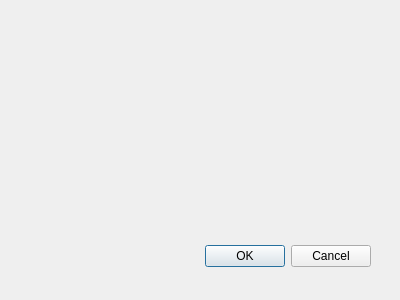
Before: the Qt Designer form ui/adddialog.ui in hidog/HiGit, drawn with Qt 5.
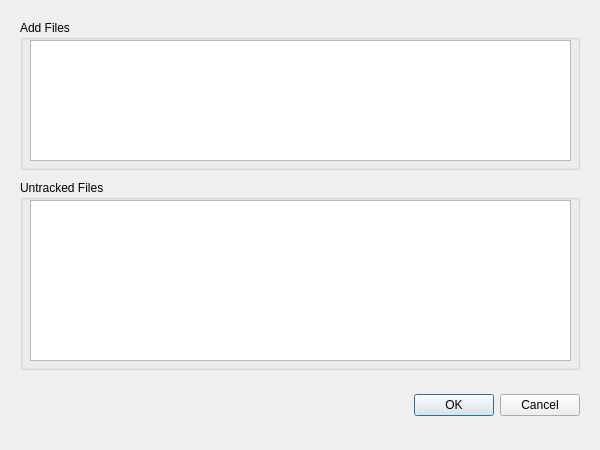
After: the same form once the commit is applied.

Patch:
```diff
--- a/ui/adddialog.ui
+++ b/ui/adddialog.ui
@@ -6,8 +6,8 @@
    <rect>
     <x>0</x>
     <y>0</y>
-    <width>400</width>
-    <height>300</height>
+    <width>600</width>
+    <height>450</height>
    </rect>
   </property>
   <property name="windowTitle">
@@ -19,10 +19,10 @@
   <widget class="QDialogButtonBox" name="buttonBox">
    <property name="geometry">
     <rect>
-     <x>30</x>
-     <y>240</y>
-     <width>341</width>
-     <height>32</height>
+     <x>240</x>
+     <y>390</y>
+     <width>340</width>
+     <height>30</height>
     </rect>
    </property>
    <property name="orientation">
@@ -32,6 +32,52 @@
     <set>QDialogButtonBox::Cancel|QDialogButtonBox::Ok</set>
    </property>
   </widget>
+  <widget class="QGroupBox" name="add_fileGBox">
+   <property name="geometry">
+    <rect>
+     <x>20</x>
+     <y>20</y>
+     <width>560</width>
+     <height>150</height>
+    </rect>
+   </property>
+   <property name="title">
+    <string>Add Files</string>
+   </property>
+   <widget class="QTableWidget" name="addTWidget">
+    <property name="geometry">
+     <rect>
+      <x>10</x>
+      <y>20</y>
+      <width>541</width>
+      <height>121</height>
+     </rect>
+    </property>
+   </widget>
+  </widget>
+  <widget class="QGroupBox" name="untrack_files_GBox">
+   <property name="geometry">
+    <rect>
+     <x>20</x>
+     <y>180</y>
+     <width>560</width>
+     <height>190</height>
+    </rect>
+   </property>
+   <property name="title">
+    <string>Untracked Files</string>
+   </property>
+   <widget class="QTableWidget" name="tableWidget_2">
+    <property name="geometry">
+     <rect>
+      <x>10</x>
+      <y>20</y>
+      <width>541</width>
+      <height>161</height>
+     </rect>
+    </property>
+   </widget>
+  </widget>
  </widget>
  <resources/>
  <connections>
```
